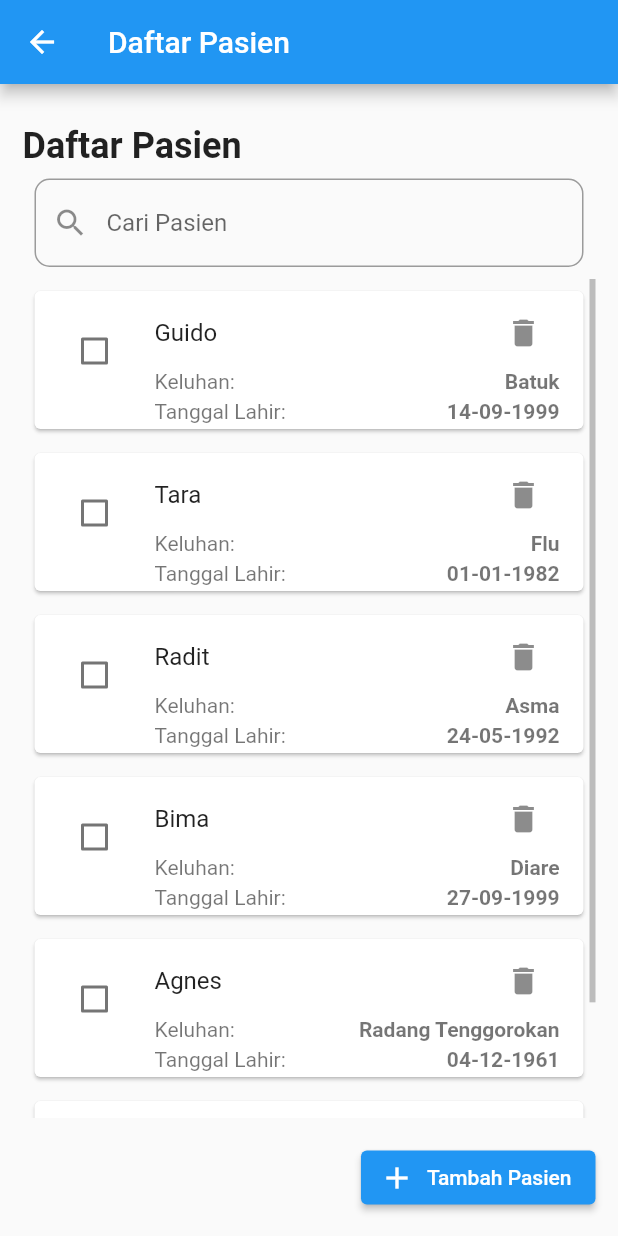
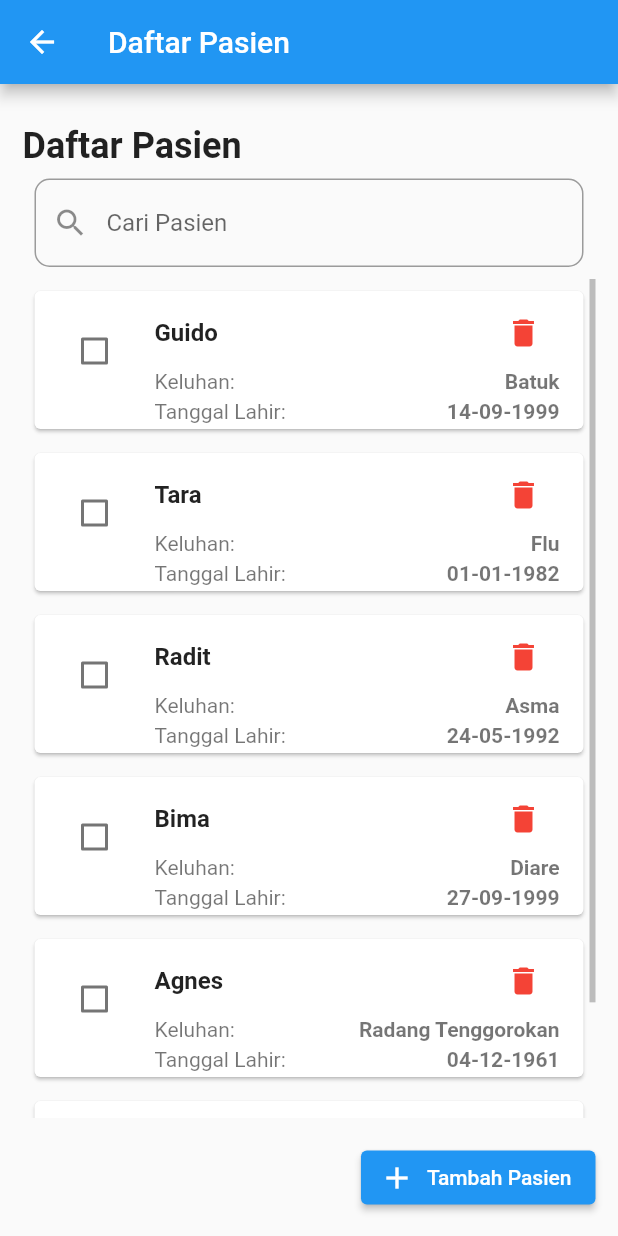
Before and after one commit to guidodika/login-flutter-latihan, a Flutter app: the HistoryPage screen opened directly, on a phone screen of 412 x 824 dp. Run offline on Flutter 3.47's test engine with Material 2 defaults, Android fonts, the phone set to English and light mode, and no system bars; our stand-ins replace bloc, flutter_bloc, flutter_easyloading, flutter_svg, fluttertoast, shared_preferences; accounts and stored records are empty; project files that could hold a hidden picture were left out.

Commit message:
change style text and icon

```diff
--- a/lib/view/card_item.dart
+++ b/lib/view/card_item.dart
@@ -40,10 +40,10 @@ class _CardItemState extends State<CardItem> {
         title: Row(
           children: [
             Expanded(
-              child: Text(widget.name),
+              child: Text(widget.name, style: TextStyle(fontWeight: FontWeight.bold),),
             ),
             IconButton(
-              icon: Icon(Icons.delete),
+              icon: Icon(Icons.delete, color: Colors.red),
               onPressed: () {
                 // Aksi ketika tombol delete ditekan
               },
```
